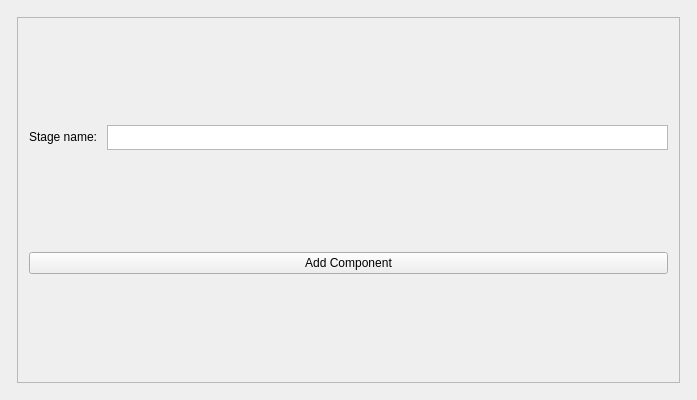
First picture: the form in desktop app/project/resources/StageWidget.ui, repository BenitezDev/GymkhanaCreator, before the edit.
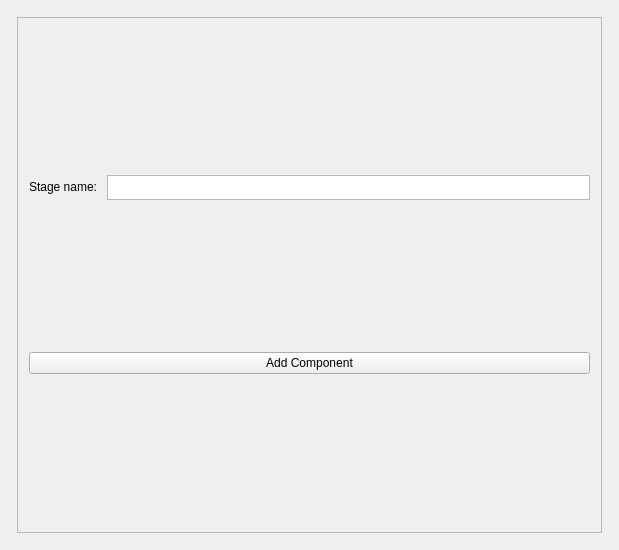
Second picture: the form after the edit.

Diff of the .ui file:
```diff
--- a/desktop app/project/resources/StageWidget.ui
+++ b/desktop app/project/resources/StageWidget.ui
@@ -6,8 +6,8 @@
    <rect>
     <x>0</x>
     <y>0</y>
-    <width>697</width>
-    <height>400</height>
+    <width>619</width>
+    <height>550</height>
    </rect>
   </property>
   <property name="minimumSize">
@@ -19,7 +19,7 @@
   <property name="maximumSize">
    <size>
     <width>16777215</width>
-    <height>400</height>
+    <height>16777215</height>
    </size>
   </property>
   <property name="windowTitle">
@@ -38,8 +38,8 @@
          <rect>
           <x>0</x>
           <y>0</y>
-          <width>643</width>
-          <height>346</height>
+          <width>565</width>
+          <height>496</height>
          </rect>
         </property>
         <layout class="QGridLayout" name="gridLayout_2">
```
